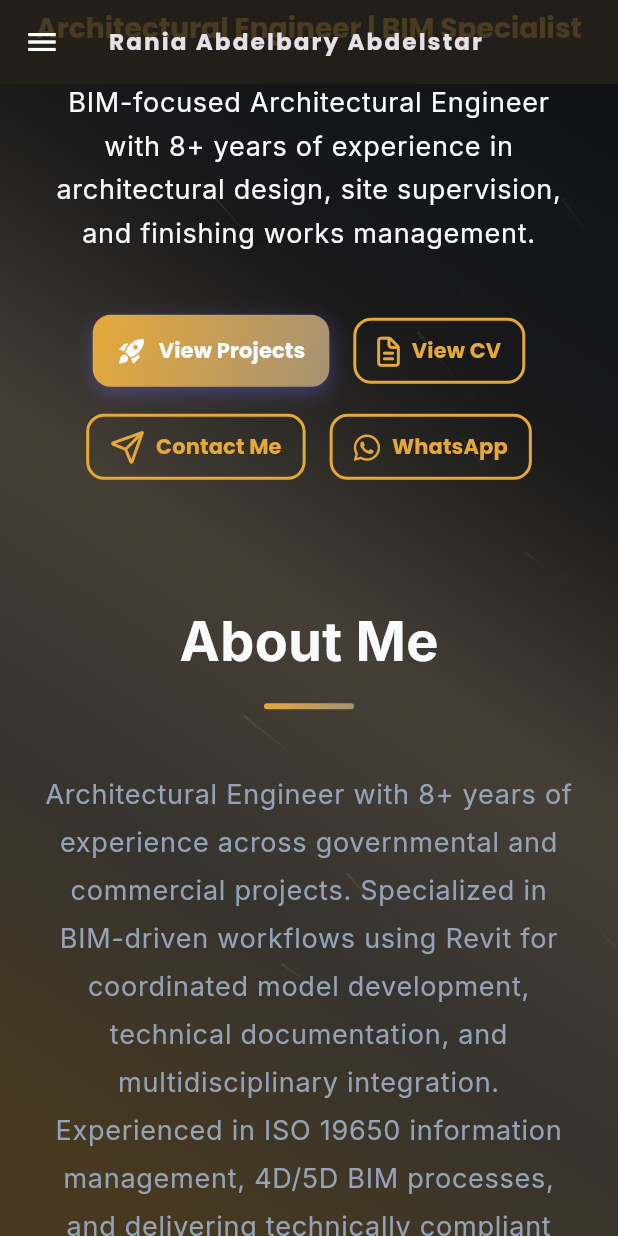
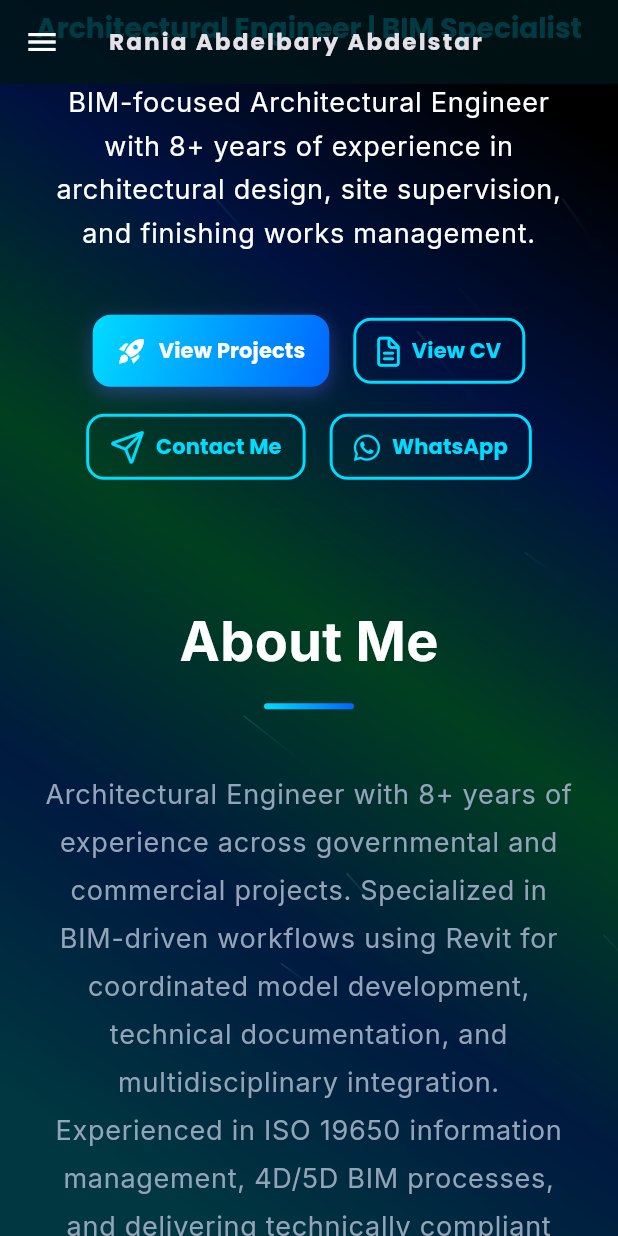
Before and after one commit to MohamedRefky/Rania_Portfolio, a Flutter app: the screen it shows after launch, scrolled down 576 dp, on a phone screen of 412 x 824 dp. Run offline on Flutter 3.47's test engine with Material 3 defaults, Android fonts, the phone set to English and light mode, and no system bars; drawn by our look-alikes of flutter_animate; our stand-ins replace animated_text_kit, font_awesome_flutter, google_fonts, responsive_framework; missing offline and left inert: dart:js_interop.

```diff
--- a/lib/core/theme/app_colors.dart
+++ b/lib/core/theme/app_colors.dart
@@ -2,20 +2,20 @@ import 'package:flutter/material.dart';
 
 class AppColors {
   // Backgrounds
-  static const Color background = Color(0xFF111317);      // Obsidian Slate / Deep Charcoal
-  static const Color cardBackground = Color(0xFF1C1F26);  // Anthracite Concrete Grey
+  static const Color background = Color(0xFF000000); // Pure Black
+  static const Color cardBackground = Color(0xFF0E0E10); // Deep Charcoal
 
   // Accents
-  static const Color primary = Color(0xFFE5A93B);         // Warm Brushed Gold
-  static const Color secondary = Color(0xFFA69273);       // Stone Taupe
-  static const Color accent = Color(0xFFE2C293);          // Champagne Gold
+  static const Color primary = Color(0xFF00DCFF); // Electric Cyan
+  static const Color secondary = Color(0xFF0066FF); // Tech Blue
+  static const Color accent = Color(0xFF00FF7F); // Spring Green
 
   // Extra gradient color
-  static const Color gradientElement = Color(0xFF332D24);  // Warm Bronze Shadow
+  static const Color gradientElement = Color(0xFF0044FF); // Deep Highlight Blue
 
   // Text
-  static const Color textPrimary = Color(0xFFF8FAFC);     // Off-White / Crisp Slate
-  static const Color textSecondary = Color(0xFF94A3B8);   // Slate Base 400
+  static const Color textPrimary = Color(0xFFFFFFFF); // Pure White
+  static const Color textSecondary = Color(0xFF94A3B8); // Slate Base 400
 
   // Primary Gradient
   static const LinearGradient primaryGradient = LinearGradient(
--- a/lib/core/utils/icon_helper.dart
+++ b/lib/core/utils/icon_helper.dart
@@ -60,9 +60,9 @@ class IconHelper {
       case 'certificate':
         return FontAwesomeIcons.certificate;
       case 'pencilRuler':
-        return FontAwesomeIcons.pencilRuler;
+        return FontAwesomeIcons.penRuler;
       case 'hardHat':
-        return FontAwesomeIcons.hardHat;
+        return FontAwesomeIcons.helmetSafety;
       case 'chartBar':
         return FontAwesomeIcons.chartBar;
       case 'leaf':
--- a/pubspec.yaml
+++ b/pubspec.yaml
@@ -1,5 +1,5 @@
-name: Mohamed_Refky_Portfolio
-description: "Mohamed Refky Portfolio"
+name: rania_portfolio
+description: "Rania Abdelbary Portfolio"
 
 publish_to: 'none'
 
```
Also changed, not shown: analysis_output.txt (added), build_output.txt (added), 2 other files.
